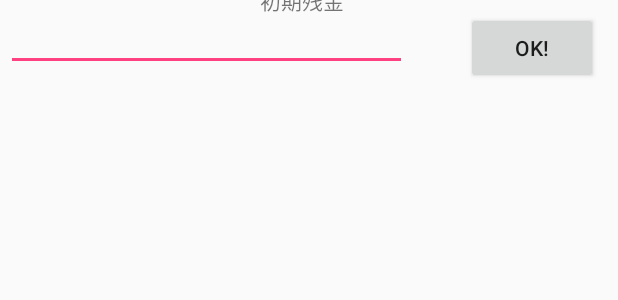
After one commit to yuki2501/Livres, an Android app: the layout activity_init.xml on its own in the app's theme, with its tools: preview values and no code run, on a phone screen of 412 x 824 dp. The commit adds this screen. Shown: the top 300 px of the screen. Run offline under Robolectric (Android 15) with nearby library versions, the phone set to English and light mode, and no system bars.

Commit message:
Implement Initial Activity

```diff
--- a/app/src/main/AndroidManifest.xml
+++ b/app/src/main/AndroidManifest.xml
@@ -23,9 +23,11 @@
 
                 <category android:name="android.intent.category.LAUNCHER" />
             </intent-filter>
+        </activity>
+        <activity android:name=".AddActivity" />
+        <activity android:name=".InitActivity"
+            android:theme="@style/AppTheme.NoActionBar"/>
 
-        </activity>
-        <activity android:name=".AddActivity"></activity>
     </application>
 
 </manifest>
--- /dev/null
+++ b/app/src/main/res/layout/activity_init.xml
@@ -0,0 +1,45 @@
+<?xml version="1.0" encoding="utf-8"?>
+<android.support.constraint.ConstraintLayout xmlns:android="http://schemas.android.com/apk/res/android"
+    xmlns:app="http://schemas.android.com/apk/res-auto"
+    xmlns:tools="http://schemas.android.com/tools"
+    android:layout_width="match_parent"
+    android:layout_height="match_parent"
+    tools:context="com.example.shitenshi.livres.InitActivity">
+
+    <TextView
+        android:id="@+id/textView"
+        android:layout_width="66dp"
+        android:layout_height="22dp"
+        android:layout_marginBottom="8dp"
+        android:layout_marginEnd="8dp"
+        android:layout_marginStart="8dp"
+        android:layout_marginTop="8dp"
+        android:text="初期残金"
+        app:layout_constraintBottom_toTopOf="@+id/editText3"
+        app:layout_constraintEnd_toEndOf="parent"
+        app:layout_constraintStart_toStartOf="parent"
+        app:layout_constraintTop_toTopOf="parent" />
+
+    <EditText
+        android:id="@+id/editText3"
+        android:layout_width="267dp"
+        android:layout_height="47dp"
+        android:layout_marginStart="4dp"
+        android:ems="10"
+        android:inputType="number"
+        app:layout_constraintStart_toStartOf="parent"
+        tools:layout_editor_absoluteY="64dp" />
+
+    <Button
+        android:id="@+id/button2"
+        android:layout_width="wrap_content"
+        android:layout_height="wrap_content"
+        android:layout_marginEnd="8dp"
+        android:layout_marginStart="8dp"
+        android:layout_marginTop="8dp"
+        android:text="ok!"
+        app:layout_constraintEnd_toEndOf="parent"
+        app:layout_constraintHorizontal_bias="0.859"
+        app:layout_constraintStart_toEndOf="@+id/editText3"
+        app:layout_constraintTop_toTopOf="@+id/editText3" />
+</android.support.constraint.ConstraintLayout>
```
Also changed, not shown: app/src/main/java/com/example/shitenshi/livres/InitActivity.java (added, +36 -0 lines), app/src/main/java/com/example/shitenshi/livres/MainActivity.java (+22 -4 lines), app/src/main/res/layout/activity_main.xml (+18 -0 lines).
